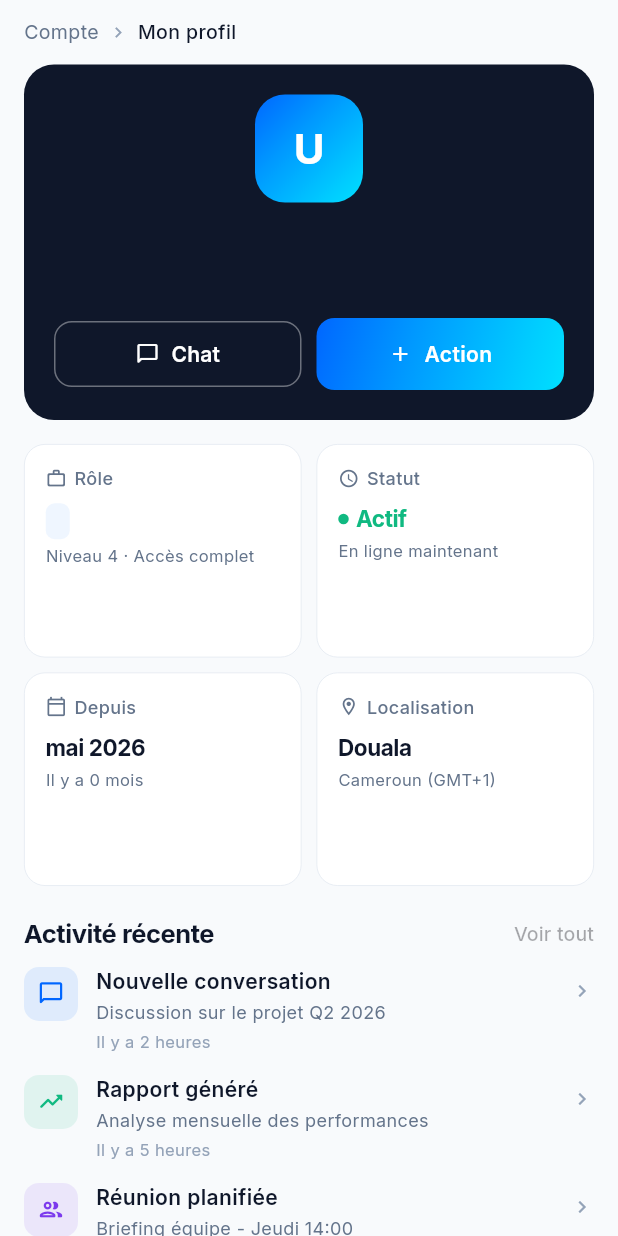
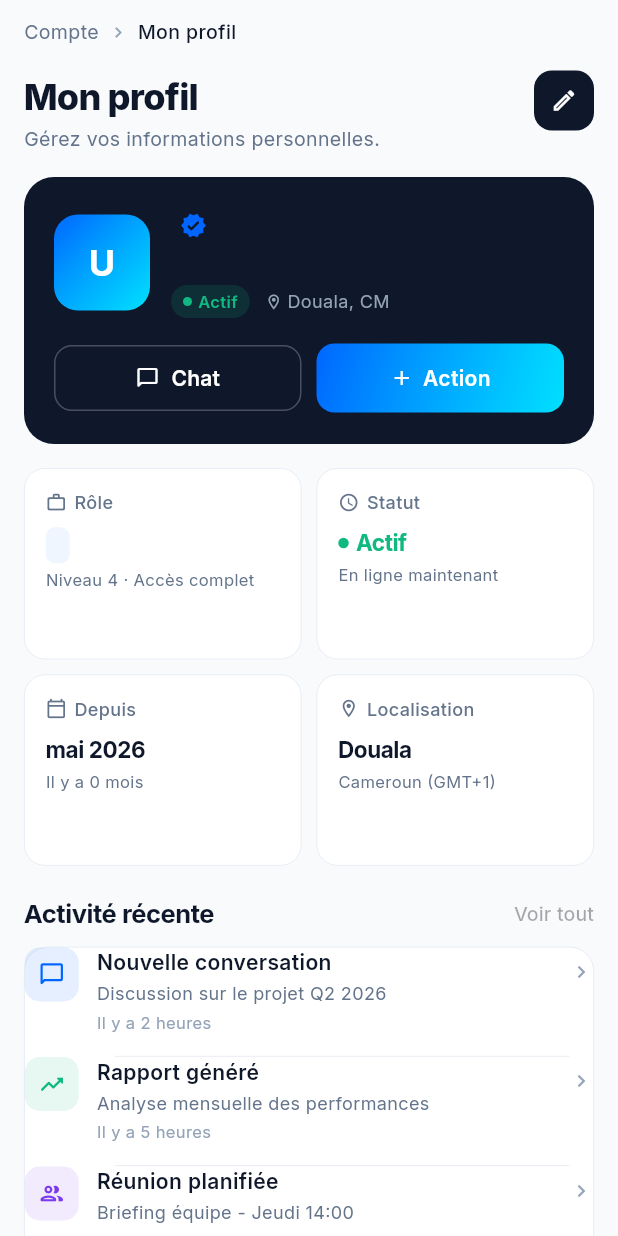
Before and after one commit to Nsanga/innov_assistant_ia, a Flutter app: the ProfileBody widget shown alone on an empty page, opened directly with empty values, on a phone screen of 412 x 824 dp. Run offline on Flutter 3.47's test engine with Material 3 defaults, Android fonts, the light colour scheme and no system bars; our stand-ins replace dio, equatable, flutter_bloc, flutter_dotenv, flutter_secure_storage, get_it and 3 more; accounts and stored records are empty; network calls fail.

Commit message:
code refactor done

```diff
--- a/lib/widgets/profile/profile_body.dart
+++ b/lib/widgets/profile/profile_body.dart
@@ -35,13 +35,13 @@ class ProfileBody extends StatelessWidget {
 
   String get _sinceAgo {
     if (user.createdAt != null) {
-      final months = DateTime.now().difference(user.createdAt!).inDays ~/ 30;
+      final months =
+          DateTime.now().difference(user.createdAt!).inDays ~/ 30;
       return 'Il y a $months mois';
     }
     return 'Il y a 13 mois';
   }
 
-  // Liste des activités récentes
   List<Map<String, dynamic>> get _activities => [
         {
           'icon': Icons.chat_bubble_outline_rounded,
@@ -73,34 +73,77 @@ class ProfileBody extends StatelessWidget {
       child: Column(
         crossAxisAlignment: CrossAxisAlignment.start,
         children: [
-          // ── Breadcrumb ───────────────────────────────────────────────
+          // ── Breadcrumb ─────────────────────────────────────────────
           Padding(
-            padding: const EdgeInsets.symmetric(vertical: 12),
+            padding: const EdgeInsets.only(top: 12, bottom: 16),
             child: Row(
-              children: [
-                const Text(
-                  'Compte',
+              children: const [
+                Text('Compte',
                     style: TextStyle(
-                      fontSize: 13, color: AppColors.textSecondary),
-                ),
-                const Padding(
+                        fontSize: 13, color: AppColors.textSecondary)),
+                Padding(
                   padding: EdgeInsets.symmetric(horizontal: 6),
                   child: Icon(Icons.chevron_right,
                       size: 14, color: AppColors.textHint),
                 ),
-                const Text(
-                  'Mon profil',
+                Text('Mon profil',
                     style: TextStyle(
                       fontSize: 13,
                       color: AppColors.textPrimary,
                       fontWeight: FontWeight.w500,
+                    )),
+              ],
+            ),
+          ),
+
+          // ── Titre + bouton modifier ─────────────────────────────────
+          Row(
+            crossAxisAlignment: CrossAxisAlignment.start,
+            children: [
+              const Expanded(
+                child: Column(
+                  crossAxisAlignment: CrossAxisAlignment.start,
+                  children: [
+                    Text(
+                      'Mon profil',
+                      style: TextStyle(
+                        fontSize: 24,
+                        fontWeight: FontWeight.w800,
+                        color: AppColors.textPrimary,
+                        letterSpacing: -0.5,
+                      ),
+                    ),
+                    SizedBox(height: 2),
+                    Text(
+                      'Gérez vos informations personnelles.',
+                      style: TextStyle(
+                        fontSize: 13,
+                        color: AppColors.textSecondary,
                       ),
                     ),
                   ],
                 ),
               ),
+              // Bouton modifier carré arrondi
+              GestureDetector(
+                onTap: onEdit,
+                child: Container(
+                  width: 40,
+                  height: 40,
+                  decoration: BoxDecoration(
+                    color: AppColors.textPrimary,
+                    borderRadius: BorderRadius.circular(12),
+                  ),
+                  child: const Icon(Icons.edit_outlined,
+                      color: Colors.white, size: 18),
+                ),
+              ),
+            ],
+          ),
 
-          // ── Header card ──────────────────────────────────────────────
+          const SizedBox(height: 16),
+
+          // ── Header card ─────────────────────────────────────────────
           ProfileHeader(
             user: user,
             onChat: onChat,
@@ -109,14 +152,14 @@ class ProfileBody extends StatelessWidget {
 
           const SizedBox(height: 16),
 
-          // ── Info grid 2×2 ────────────────────────────────────────────
+          // ── Info grid 2×2 ───────────────────────────────────────────
           GridView.count(
             crossAxisCount: 2,
             shrinkWrap: true,
             physics: const NeverScrollableScrollPhysics(),
             crossAxisSpacing: 10,
             mainAxisSpacing: 10,
-            childAspectRatio: 1.3,
+            childAspectRatio: 1.45,
             children: [
               InfoCard(
                 icon: Icons.work_outline_rounded,
@@ -151,7 +194,7 @@ class ProfileBody extends StatelessWidget {
 
           const SizedBox(height: 20),
 
-          // ── Activité récente ─────────────────────────────────────────
+          // ── Activité récente ────────────────────────────────────────
           Row(
             mainAxisAlignment: MainAxisAlignment.spaceBetween,
             children: [
@@ -181,10 +224,20 @@ class ProfileBody extends StatelessWidget {
 
           const SizedBox(height: 10),
 
-          // Liste des activités
-          ...List.generate(_activities.length, (index) {
+          // Container blanc arrondi qui englobe les activités
+          Container(
+            decoration: BoxDecoration(
+              color: Colors.white,
+              borderRadius: BorderRadius.circular(16),
+              border: Border.all(color: AppColors.border, width: 0.5),
+            ),
+            child: Column(
+              children: List.generate(_activities.length, (index) {
                 final activity = _activities[index];
-            return ActivityItem(
+                final isLast = index == _activities.length - 1;
+                return Column(
+                  children: [
+                    ActivityItem(
                       icon: activity['icon'] as IconData,
                       iconColor: activity['iconColor'] as Color,
                       title: activity['title'] as String,
@@ -193,51 +246,19 @@ class ProfileBody extends StatelessWidget {
                       onTap: onActivityTap != null
                           ? () => onActivityTap!(index)
                           : null,
+                    ),
+                    if (!isLast)
+                      const Divider(
+                        height: 1,
+                        thickness: 0.5,
+                        indent: 60,
+                        endIndent: 16,
+                        color: AppColors.border,
+                      ),
+                  ],
                 );
               }),
-
-          const SizedBox(height: 24),
-
-          // ── Boutons footer ───────────────────────────────────────────
-          Row(
-            children: [
-              // Exporter (outline)
-              Expanded(
-                child: OutlinedButton.icon(
-                  onPressed: onExport,
-                  icon: const Icon(Icons.download_outlined, size: 18),
-                  label: const Text('Exporter'),
-                  style: OutlinedButton.styleFrom(
-                    foregroundColor: AppColors.textPrimary,
-                    side: const BorderSide(color: AppColors.border),
-                    padding: const EdgeInsets.symmetric(vertical: 14),
-                    shape: RoundedRectangleBorder(
-                        borderRadius: BorderRadius.circular(12)),
-                    textStyle: const TextStyle(
-                        fontSize: 14, fontWeight: FontWeight.w600),
             ),
-                ),
-              ),
-              const SizedBox(width: 12),
-              // Modifier (filled noir)
-              Expanded(
-                child: ElevatedButton.icon(
-                  onPressed: onEdit,
-                  icon: const Icon(Icons.edit_outlined, size: 18),
-                  label: const Text('Modifier'),
-                  style: ElevatedButton.styleFrom(
-                    backgroundColor: AppColors.textPrimary,
-                    foregroundColor: Colors.white,
-                    elevation: 0,
-                    padding: const EdgeInsets.symmetric(vertical: 14),
-                    shape: RoundedRectangleBorder(
-                        borderRadius: BorderRadius.circular(12)),
-                    textStyle: const TextStyle(
-                        fontSize: 14, fontWeight: FontWeight.w600),
-                  ),
-                ),
-              ),
-            ],
           ),
 
           const SizedBox(height: 32),
--- a/lib/widgets/profile/profile_header.dart
+++ b/lib/widgets/profile/profile_header.dart
@@ -19,9 +19,7 @@ class ProfileHeader extends StatelessWidget {
     if (parts.length >= 2) {
       return '${parts[0][0]}${parts[1][0]}'.toUpperCase();
     }
-    return user.fullName.isNotEmpty
-        ? user.fullName[0].toUpperCase()
-        : 'U';
+    return user.fullName.isNotEmpty ? user.fullName[0].toUpperCase() : 'U';
   }
 
   @override
@@ -34,20 +32,25 @@ class ProfileHeader extends StatelessWidget {
         borderRadius: BorderRadius.circular(20),
       ),
       child: Column(
+        crossAxisAlignment: CrossAxisAlignment.start,
         children: [
-          // Avatar
+          // ── Avatar à gauche + infos à droite ───────────────────────
+          Row(
+            crossAxisAlignment: CrossAxisAlignment.center,
+            children: [
+              // Avatar carré arrondi avec gradient bleu
               Container(
-            width: 72,
-            height: 72,
+                width: 64,
+                height: 64,
                 decoration: BoxDecoration(
-              gradient: AppColors.assistantAvatarGradient, // Ajout du gradient ici aussi
-              borderRadius: BorderRadius.circular(20),
+                  gradient: AppColors.assistantAvatarGradient,
+                  borderRadius: BorderRadius.circular(16),
                 ),
                 child: Center(
                   child: Text(
                     _initials,
                     style: const TextStyle(
-                  fontSize: 28,
+                      fontSize: 24,
                       fontWeight: FontWeight.w700,
                       color: Colors.white,
                       letterSpacing: -0.5,
@@ -56,33 +59,107 @@ class ProfileHeader extends StatelessWidget {
                 ),
               ),
 
-          const SizedBox(height: 12),
+              const SizedBox(width: 14),
 
-          // Nom
-          Text(
+              // Infos
+              Expanded(
+                child: Column(
+                  crossAxisAlignment: CrossAxisAlignment.start,
+                  children: [
+                    // Nom + badge vérifié
+                    Row(
+                      children: [
+                        Flexible(
+                          child: Text(
                             user.fullName,
                             style: const TextStyle(
-              fontSize: 20,
+                              fontSize: 17,
                               fontWeight: FontWeight.w700,
                               color: Colors.white,
                               letterSpacing: -0.3,
                             ),
+                            overflow: TextOverflow.ellipsis,
+                          ),
+                        ),
+                        const SizedBox(width: 6),
+                        const Icon(Icons.verified_rounded,
+                            color: AppColors.primary, size: 18),
+                      ],
                     ),
 
-          const SizedBox(height: 2),
+                    const SizedBox(height: 3),
 
                     // Email
                     Text(
                       user.email,
                       style: const TextStyle(
-              fontSize: 13,
+                        fontSize: 12,
                         color: AppColors.textOnDarkMuted,
                       ),
+                      overflow: TextOverflow.ellipsis,
+                    ),
+
+                    const SizedBox(height: 8),
+
+                    // Statut + localisation sur la même ligne
+                    Row(
+                      children: [
+                        // Statut actif
+                        Container(
+                          padding: const EdgeInsets.symmetric(
+                              horizontal: 8, vertical: 3),
+                          decoration: BoxDecoration(
+                            color: AppColors.success.withOpacity(0.15),
+                            borderRadius: BorderRadius.circular(20),
+                          ),
+                          child: Row(
+                            mainAxisSize: MainAxisSize.min,
+                            children: [
+                              Container(
+                                width: 6,
+                                height: 6,
+                                decoration: const BoxDecoration(
+                                  color: AppColors.success,
+                                  shape: BoxShape.circle,
+                                ),
+                              ),
+                              const SizedBox(width: 4),
+                              const Text(
+                                'Actif',
+                                style: TextStyle(
+                                  color: AppColors.success,
+                                  fontSize: 11,
+                                  fontWeight: FontWeight.w600,
+                                ),
+                              ),
+                            ],
+                          ),
+                        ),
+
+                        const SizedBox(width: 10),
+
+                        // Localisation
+                        const Icon(Icons.location_on_outlined,
+                            size: 12, color: AppColors.textOnDarkMuted),
+                        const SizedBox(width: 3),
+                        const Text(
+                          'Douala, CM',
+                          style: TextStyle(
+                            fontSize: 12,
+                            color: AppColors.textOnDarkMuted,
+                          ),
+                        ),
+                      ],
+                    ),
+                  ],
+                ),
+              ),
+            ],
           ),
 
           const SizedBox(height: 16),
 
-          // Boutons Chat / Action
+          // ── Boutons Chat / Action ───────────────────────────────────
           Row(
             children: [
               // Chat (outline blanc)
@@ -91,25 +168,29 @@ class ProfileHeader extends StatelessWidget {
                   onPressed: onChat,
                   icon: const Icon(Icons.chat_bubble_outline_rounded,
                       size: 16, color: Colors.white),
-                  label: const Text('Chat',
+                  label: const Text(
+                    'Chat',
                     style: TextStyle(
                       color: Colors.white,
                       fontSize: 14,
-                          fontWeight: FontWeight.w600)),
+                      fontWeight: FontWeight.w600,
+                    ),
+                  ),
                   style: OutlinedButton.styleFrom(
-                    side: const BorderSide(
-                        color: Colors.white38, width: 1),
+                    side: const BorderSide(color: Colors.white24, width: 1),
                     padding: const EdgeInsets.symmetric(vertical: 12),
                     shape: RoundedRectangleBorder(
                         borderRadius: BorderRadius.circular(12)),
                   ),
                 ),
               ),
+
               const SizedBox(width: 10),
-              // Action (gradient button)
-              Expanded( // ✅ Ajouter Expanded ici
+
+              // + Action (gradient bleu)
+              Expanded(
                 child: Container(
-                  height: 48, // ✅ Supprimer width: double.infinity
+                  height: 46,
                   decoration: BoxDecoration(
                     gradient: AppColors.assistantAvatarGradient,
                     borderRadius: BorderRadius.circular(12),
@@ -124,7 +205,7 @@ class ProfileHeader extends StatelessWidget {
                           mainAxisAlignment: MainAxisAlignment.center,
                           children: [
                             Icon(Icons.add, size: 16, color: Colors.white),
-                            SizedBox(width: 8),
+                            SizedBox(width: 6),
                             Text(
                               'Action',
                               style: TextStyle(
```
Lines whose indentation alone changed are shown as unchanged.
